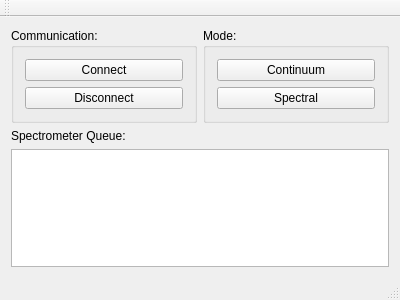
This is branches/work/knroSpecControl/mainwindow.ui in LabAixBidouille/Indi as Qt 5 draws it before an edit. The edited form follows.
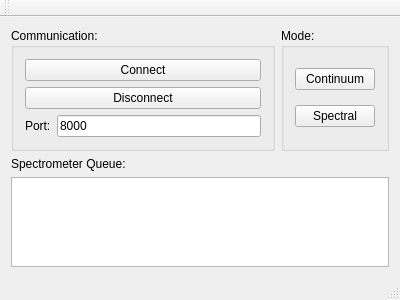
This is the edited form.

Commit message: Use port 8000 as default for KNRO Lab. Overall cleanup and compatability with latest libindi

Diff of the .ui file:
```diff
--- a/branches/work/knroSpecControl/mainwindow.ui
+++ b/branches/work/knroSpecControl/mainwindow.ui
@@ -35,6 +35,24 @@
          </property>
         </widget>
        </item>
+       <item>
+        <layout class="QHBoxLayout" name="horizontalLayout">
+         <item>
+          <widget class="QLabel" name="label_2">
+           <property name="text">
+            <string>Port:</string>
+           </property>
+          </widget>
+         </item>
+         <item>
+          <widget class="QLineEdit" name="serverPort">
+           <property name="text">
+            <string>8000</string>
+           </property>
+          </widget>
+         </item>
+        </layout>
+       </item>
       </layout>
      </widget>
     </item>
```
Left out of the diff: 2 changed lines with no effect on the pictures. The commit also changes 3 other files.
